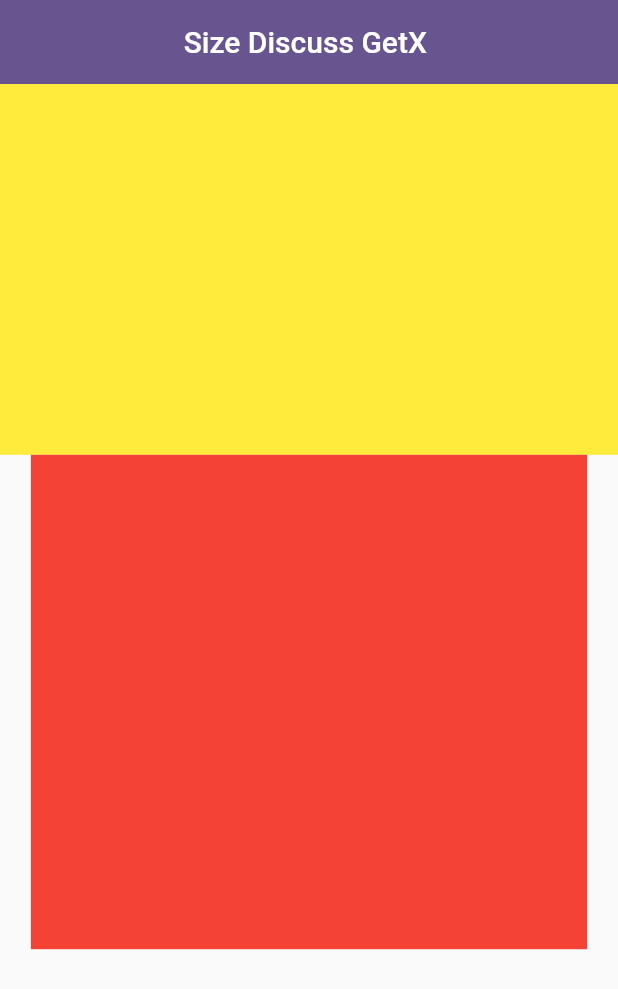
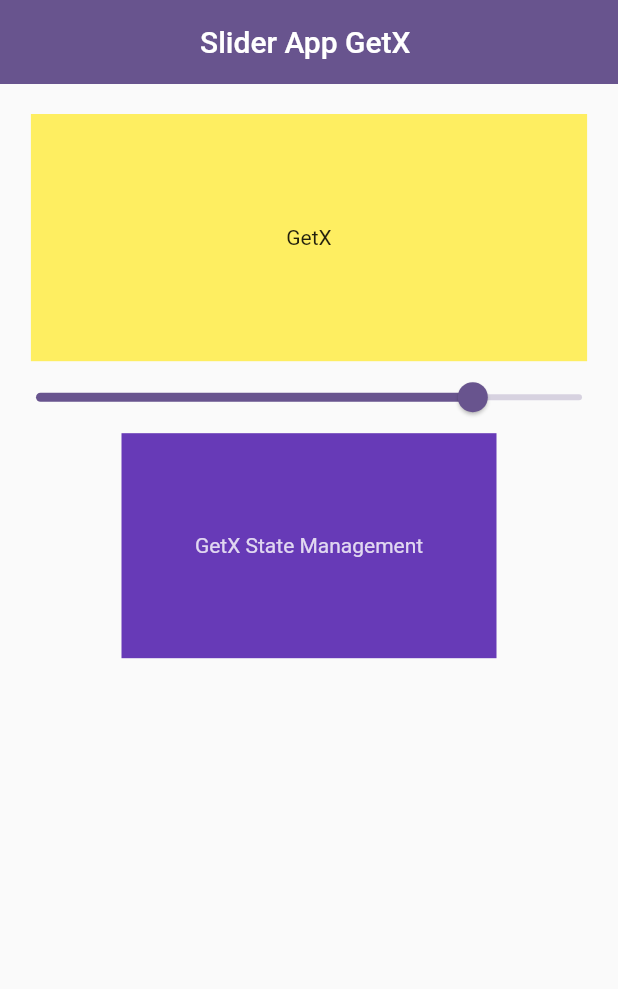
Before and after one commit to ARAFAT2000/getx_statema_nagement, a Flutter app: the screen it shows after launch, on a phone screen of 412 x 824 dp. Shown: the top 989 px of the screen. Run offline on Flutter 3.47's test engine with Material 3 defaults, Android fonts, the phone set to English and light mode, and no system bars; our stand-ins replace get.

Commit message:
Slider state Controller GetX

```diff
--- /dev/null
+++ b/lib/Slider_Example/slider.dart
@@ -0,0 +1,62 @@
+import 'package:flutter/material.dart';
+import 'package:get/get.dart';
+import 'package:get/get_core/src/get_main.dart';
+import 'package:get/get_utils/get_utils.dart';
+import 'package:getx_statema_nagement/Slider_Example/slider_controller.dart';
+
+
+class SliderGetX extends StatefulWidget {
+  const SliderGetX({super.key});
+
+  @override
+  State<SliderGetX> createState() => _SliderGetXState();
+}
+
+class _SliderGetXState extends State<SliderGetX> {
+
+  final SliderController c= Get.put(SliderController());
+
+  @override
+  Widget build(BuildContext context) {
+
+    return Scaffold(
+      appBar: AppBar(
+        elevation: 0,
+        centerTitle: true,
+        title: Text('Slider App GetX '),
+      ),
+      body: Center(
+        child: Column(
+
+          children: [
+           Obx(() =>  Container(
+             margin: EdgeInsets.only(top: 20),
+             height: Get.height*0.2,
+             width: Get.width*0.9,
+             child: Center(child: Text('GetX')),
+             color: Colors.yellow.withOpacity(c.opacity.value),
+           ),),
+           Obx(() =>
+    Slider(value: c.opacity.value,
+      onChanged: (value){
+        setState(() {
+          c.setOpacity(value);
+        });
+      },
+    )),
+
+            Container(
+              height: 150,
+              width: 250,
+             color: Colors.deepPurple,
+             child: Center(
+               child: Text('GetX State Management',
+                 style: TextStyle(color: Colors.white.withOpacity(c.opacity.value)),),
+             ),
+            )
+          ],
+        ),
+      ),
+    );
+  }
+}
--- /dev/null
+++ b/lib/Slider_Example/slider_controller.dart
@@ -0,0 +1,9 @@
+import 'package:get/get.dart';
+import 'package:get/get_rx/get_rx.dart';
+
+class SliderController extends GetxController{
+  RxDouble opacity= 0.8.obs; // normally ata double hoito
+  setOpacity(double value){
+    opacity.value=value;
+  }
+}
--- a/lib/app.dart
+++ b/lib/app.dart
@@ -4,6 +4,7 @@ import 'package:get/get_navigation/src/root/get_material_app.dart';
 
 import 'Counter_app/counter_page.dart';
 import 'Size/Size_getx.dart';
+import 'Slider_Example/slider.dart';
 import 'ThemeData/theme_data.dart';
 import 'Translation/controller_translation.dart';
 import 'Translation/trans_lation.dart';
@@ -27,7 +28,7 @@ class MyApp extends StatelessWidget {
         colorScheme: ColorScheme.fromSeed(seedColor: Colors.deepPurple),
         useMaterial3:false,
       ),
-      home: SizeGetX(),
+      home: SliderGetX(),
     );
   }
 }
```
